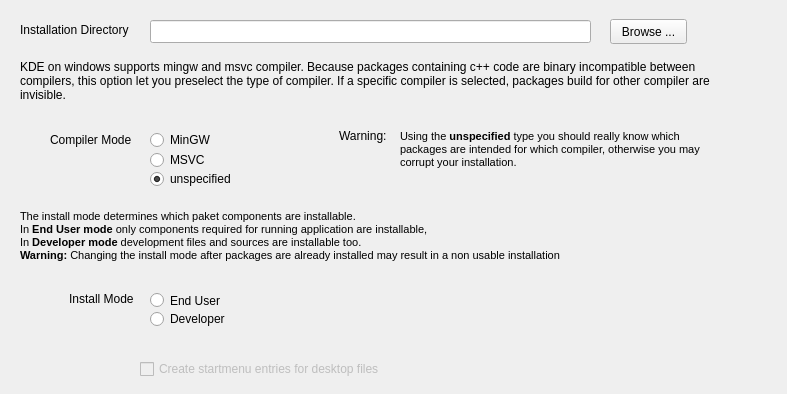
The window that gui/pathsettingspage.ui (KDE/kdewin-installer) describes before a commit, drawn with Qt 5.
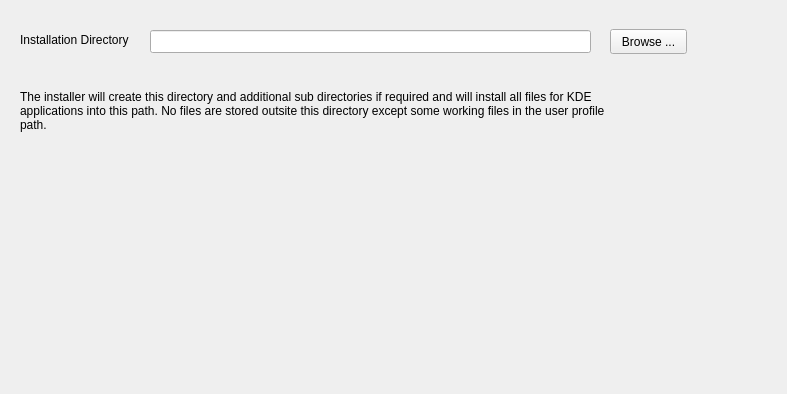
The same window after the commit.

```diff
--- a/gui/pathsettingspage.ui
+++ b/gui/pathsettingspage.ui
@@ -19,52 +19,17 @@
    <property name="geometry" >
     <rect>
      <x>150</x>
-     <y>20</y>
+     <y>30</y>
      <width>441</width>
      <height>23</height>
     </rect>
    </property>
   </widget>
-  <widget class="QRadioButton" name="compilerUnspecified" >
-   <property name="enabled" >
-    <bool>true</bool>
-   </property>
-   <property name="geometry" >
-    <rect>
-     <x>150</x>
-     <y>170</y>
-     <width>101</width>
-     <height>18</height>
-    </rect>
-   </property>
-   <property name="text" >
-    <string>unspecified</string>
-   </property>
-   <property name="checked" >
-    <bool>true</bool>
-   </property>
-  </widget>
-  <widget class="QCheckBox" name="createStartMenuEntries" >
-   <property name="enabled" >
-    <bool>false</bool>
-   </property>
-   <property name="geometry" >
-    <rect>
-     <x>140</x>
-     <y>360</y>
-     <width>340</width>
-     <height>18</height>
-    </rect>
-   </property>
-   <property name="text" >
-    <string>Create startmenu entries for desktop files</string>
-   </property>
-  </widget>
   <widget class="QPushButton" name="rootPathSelect" >
    <property name="geometry" >
     <rect>
      <x>610</x>
-     <y>19</y>
+     <y>29</y>
      <width>77</width>
      <height>25</height>
     </rect>
@@ -73,66 +38,11 @@
     <string>Browse ...</string>
    </property>
   </widget>
-  <widget class="QRadioButton" name="installModeDeveloper" >
-   <property name="geometry" >
-    <rect>
-     <x>150</x>
-     <y>310</y>
-     <width>111</width>
-     <height>18</height>
-    </rect>
-   </property>
-   <property name="text" >
-    <string>Developer</string>
-   </property>
-   <property name="checked" >
-    <bool>false</bool>
-   </property>
-  </widget>
-  <widget class="QRadioButton" name="compilerMSVC" >
-   <property name="geometry" >
-    <rect>
-     <x>150</x>
-     <y>150</y>
-     <width>81</width>
-     <height>20</height>
-    </rect>
-   </property>
-   <property name="text" >
-    <string>MSVC</string>
-   </property>
-  </widget>
-  <widget class="QRadioButton" name="compilerMinGW" >
-   <property name="geometry" >
-    <rect>
-     <x>150</x>
-     <y>131</y>
-     <width>81</width>
-     <height>18</height>
-    </rect>
-   </property>
-   <property name="text" >
-    <string>MinGW</string>
-   </property>
-  </widget>
-  <widget class="QRadioButton" name="installModeEndUser" >
-   <property name="geometry" >
-    <rect>
-     <x>150</x>
-     <y>290</y>
-     <width>101</width>
-     <height>21</height>
-    </rect>
-   </property>
-   <property name="text" >
-    <string>End User</string>
-   </property>
-  </widget>
   <widget class="QLabel" name="label" >
    <property name="geometry" >
     <rect>
      <x>20</x>
-     <y>20</y>
+     <y>30</y>
      <width>121</width>
      <height>20</height>
     </rect>
@@ -151,19 +61,13 @@
    <property name="geometry" >
     <rect>
      <x>20</x>
-     <y>210</y>
-     <width>700</width>
+     <y>90</y>
+     <width>611</width>
      <height>71</height>
     </rect>
    </property>
    <property name="text" >
-    <string>&lt;html>&lt;head>&lt;meta name="qrichtext" content="1" />&lt;style type="text/css">
-p, li { white-space: pre-wrap; }
-&lt;/style>&lt;/head>&lt;body style=" font-family:'MS Shell Dlg 2'; font-size:7.8pt; font-weight:400; font-style:normal;">
-&lt;p style=" margin-top:0px; margin-bottom:0px; margin-left:0px; margin-right:0px; -qt-block-indent:0; text-indent:0px; font-size:8pt;">The install mode determines which paket components are installable. &lt;/p>
-&lt;p style=" margin-top:0px; margin-bottom:0px; margin-left:0px; margin-right:0px; -qt-block-indent:0; text-indent:0px; font-size:8pt;">In &lt;span style=" font-weight:600;">End User mode&lt;/span> only components required for running application are installable,&lt;/p>
-&lt;p style=" margin-top:0px; margin-bottom:0px; margin-left:0px; margin-right:0px; -qt-block-indent:0; text-indent:0px; font-size:8pt;">In &lt;span style=" font-weight:600;">Developer mode&lt;/span> development files and sources are installable too.&lt;/p>
-&lt;p style=" margin-top:0px; margin-bottom:0px; margin-left:0px; margin-right:0px; -qt-block-indent:0; text-indent:0px; font-size:8pt;">&lt;span style=" font-weight:600;">Warning: &lt;/span>Changing the install mode after packages are already installed may result in a non usable installation&lt;/p>&lt;/body>&lt;/html></string>
+    <string>The installer will create this directory and additional sub directories if required and will install all files for KDE applications into this path. No files are stored outsite this directory except some working files in the user profile path.</string>
    </property>
    <property name="scaledContents" >
     <bool>true</bool>
@@ -173,102 +77,6 @@
    </property>
    <property name="wordWrap" >
     <bool>true</bool>
-   </property>
-   <property name="openExternalLinks" >
-    <bool>true</bool>
-   </property>
-  </widget>
-  <widget class="QLabel" name="label_3" >
-   <property name="geometry" >
-    <rect>
-     <x>20</x>
-     <y>60</y>
-     <width>700</width>
-     <height>68</height>
-    </rect>
-   </property>
-   <property name="sizePolicy" >
-    <sizepolicy vsizetype="Preferred" hsizetype="Preferred" >
-     <horstretch>1</horstretch>
-     <verstretch>0</verstretch>
-    </sizepolicy>
-   </property>
-   <property name="text" >
-    <string>KDE on windows supports mingw and msvc compiler. Because packages containing c++ code are binary incompatible between compilers, this option let you preselect the type of compiler. If a specific compiler is selected, packages build for other compiler are invisible. 
-</string>
-   </property>
-   <property name="alignment" >
-    <set>Qt::AlignLeading|Qt::AlignLeft|Qt::AlignTop</set>
-   </property>
-   <property name="wordWrap" >
-    <bool>true</bool>
-   </property>
-   <property name="indent" >
-    <number>0</number>
-   </property>
-  </widget>
-  <widget class="QLabel" name="label_4" >
-   <property name="geometry" >
-    <rect>
-     <x>69</x>
-     <y>290</y>
-     <width>80</width>
-     <height>18</height>
-    </rect>
-   </property>
-   <property name="text" >
-    <string>Install Mode</string>
-   </property>
-  </widget>
-  <widget class="QLabel" name="label_5" >
-   <property name="geometry" >
-    <rect>
-     <x>50</x>
-     <y>130</y>
-     <width>111</width>
-     <height>20</height>
-    </rect>
-   </property>
-   <property name="text" >
-    <string>Compiler Mode</string>
-   </property>
-  </widget>
-  <widget class="QLabel" name="label_6" >
-   <property name="geometry" >
-    <rect>
-     <x>400</x>
-     <y>130</y>
-     <width>321</width>
-     <height>51</height>
-    </rect>
-   </property>
-   <property name="text" >
-    <string>&lt;html>&lt;head>&lt;meta name="qrichtext" content="1" />&lt;style type="text/css">
-p, li { white-space: pre-wrap; }
-&lt;/style>&lt;/head>&lt;body style=" font-family:'MS Shell Dlg 2'; font-size:7.8pt; font-weight:400; font-style:normal;">
-&lt;p style=" margin-top:0px; margin-bottom:0px; margin-left:0px; margin-right:0px; -qt-block-indent:0; text-indent:0px; font-size:8pt;">Using the &lt;span style=" font-weight:600;">unspecified&lt;/span> type you should really know which packages are intended for which compiler, otherwise you may corrupt your installation. &lt;/p>&lt;/body>&lt;/html></string>
-   </property>
-   <property name="alignment" >
-    <set>Qt::AlignLeading|Qt::AlignLeft|Qt::AlignTop</set>
-   </property>
-   <property name="wordWrap" >
-    <bool>true</bool>
-   </property>
-  </widget>
-  <widget class="QLabel" name="label_7" >
-   <property name="geometry" >
-    <rect>
-     <x>339</x>
-     <y>129</y>
-     <width>53</width>
-     <height>18</height>
-    </rect>
-   </property>
-   <property name="text" >
-    <string>Warning:</string>
-   </property>
-   <property name="alignment" >
-    <set>Qt::AlignLeading|Qt::AlignLeft|Qt::AlignTop</set>
    </property>
   </widget>
  </widget>
```
Left out of the diff: 7 changed lines with no effect on the pictures.
